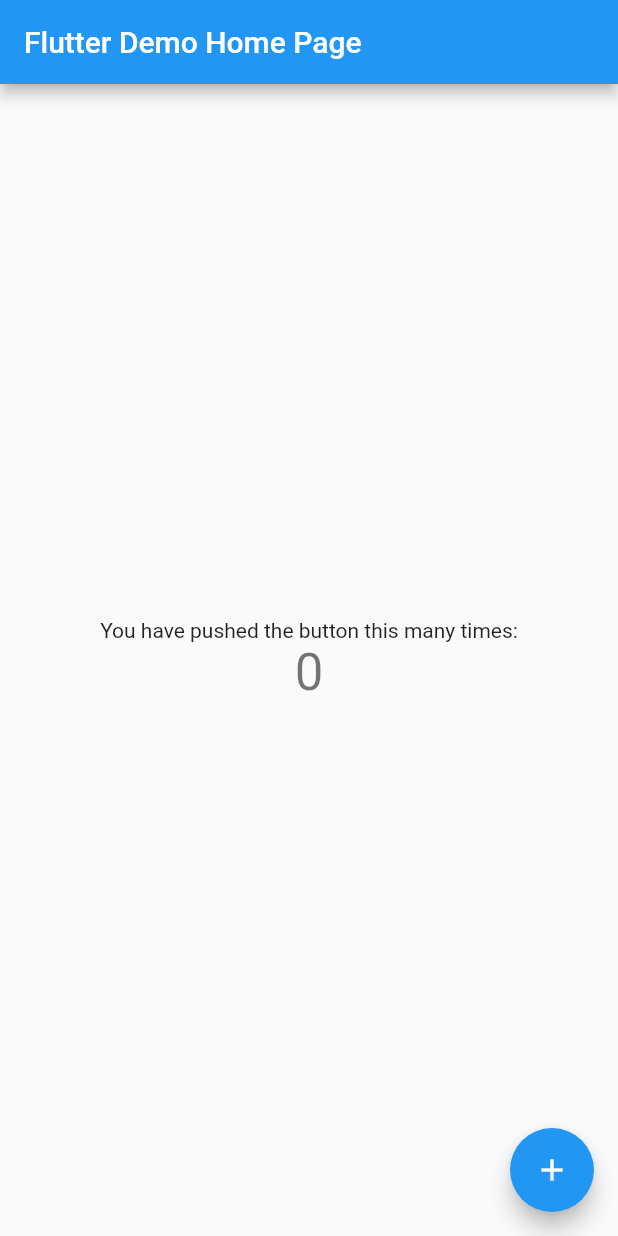
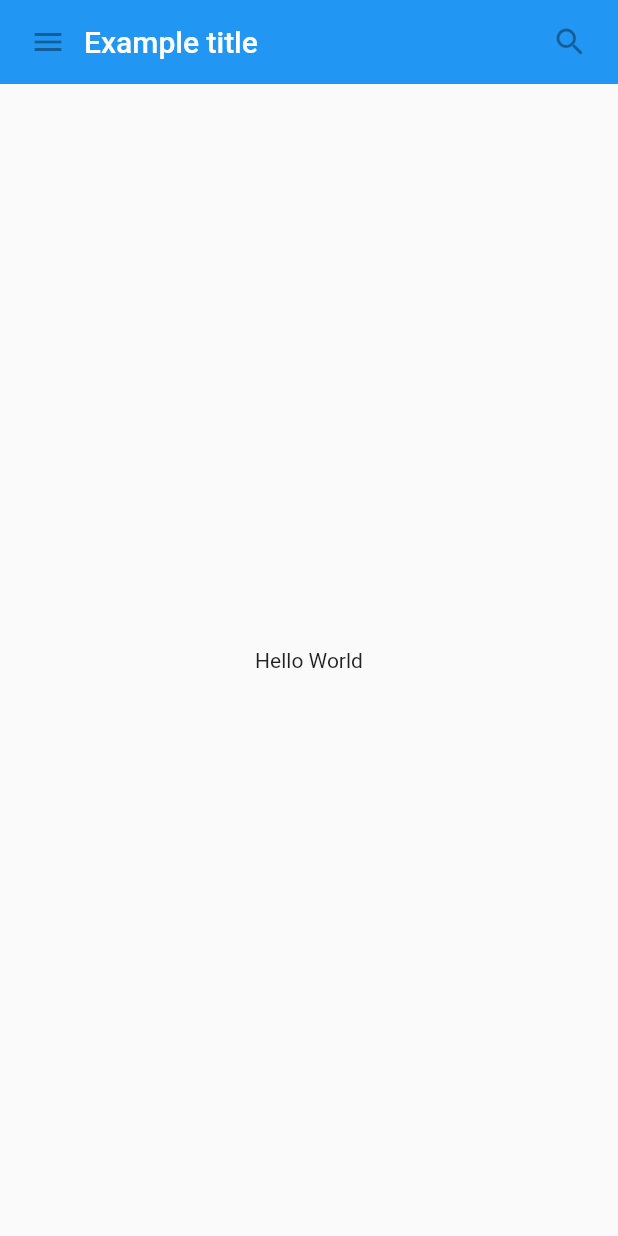
Before and after one commit to aimin987/flutter_tutorial, a Flutter app: the screen it shows after launch, on a phone screen of 412 x 824 dp. Run offline on Flutter 3.47's test engine with Material 2 defaults, Android fonts, the phone set to English and light mode, and no system bars.

Commit message:
hello world

```diff
--- /dev/null
+++ b/lib/examples/hello_world.dart
@@ -0,0 +1,59 @@
+/*
+ * File: helloworld.dart
+ * -----
+ * Description:
+ * -----
+ * Created  By: Aim 2020-02-17 22:10:41
+ * Modified By: Aim 2020-02-17 22:30:05
+ * -----
+ * HISTORY:
+ * Date      	By	Comments
+ * ----------	---	----------------------------------------------------------
+ */
+
+import 'package:flutter/material.dart';
+
+class HelloWorld extends StatelessWidget {
+  @override
+  Widget build(BuildContext context) {
+    return new Material(
+      child: new Column(
+        children: <Widget>[
+          new MyAppBar(
+              title: new Text(
+            'Example title',
+            style: Theme.of(context).primaryTextTheme.title,
+          )),
+          new Expanded(
+              child: new Center(
+            child: new Text('Hello World'),
+          ))
+        ],
+      ),
+    );
+  }
+}
+
+/// 项部
+class MyAppBar extends StatelessWidget {
+  final Widget title;
+
+  // 构造函数
+  MyAppBar({this.title});
+
+  @override
+  Widget build(BuildContext context) {
+    return new Container(
+      height: 56.0,
+      padding: const EdgeInsets.symmetric(horizontal: 8.0),
+      decoration: new BoxDecoration(color: Colors.blue[500]),
+      child: new Row(
+        children: <Widget>[
+          new IconButton(icon: new Icon(Icons.menu), onPressed: null),
+          new Expanded(child: title),
+          new IconButton(icon: new Icon(Icons.search), onPressed: null)
+        ],
+      ),
+    );
+  }
+}
--- a/lib/main.dart
+++ b/lib/main.dart
@@ -1,111 +1,7 @@
 import 'package:flutter/material.dart';
+import 'package:flutter_tutorial/examples/hello_world.dart';
 
-void main() => runApp(MyApp());
-
-class MyApp extends StatelessWidget {
-  // This widget is the root of your application.
-  @override
-  Widget build(BuildContext context) {
-    return MaterialApp(
-      title: 'Flutter Demo',
-      theme: ThemeData(
-        // This is the theme of your application.
-        //
-        // Try running your application with "flutter run". You'll see the
-        // application has a blue toolbar. Then, without quitting the app, try
-        // changing the primarySwatch below to Colors.green and then invoke
-        // "hot reload" (press "r" in the console where you ran "flutter run",
-        // or simply save your changes to "hot reload" in a Flutter IDE).
-        // Notice that the counter didn't reset back to zero; the application
-        // is not restarted.
-        primarySwatch: Colors.blue,
-      ),
-      home: MyHomePage(title: 'Flutter Demo Home Page'),
-    );
-  }
-}
-
-class MyHomePage extends StatefulWidget {
-  MyHomePage({Key key, this.title}) : super(key: key);
-
-  // This widget is the home page of your application. It is stateful, meaning
-  // that it has a State object (defined below) that contains fields that affect
-  // how it looks.
-
-  // This class is the configuration for the state. It holds the values (in this
-  // case the title) provided by the parent (in this case the App widget) and
-  // used by the build method of the State. Fields in a Widget subclass are
-  // always marked "final".
-
-  final String title;
-
-  @override
-  _MyHomePageState createState() => _MyHomePageState();
-}
-
-class _MyHomePageState extends State<MyHomePage> {
-  int _counter = 0;
-
-  void _incrementCounter() {
-    setState(() {
-      // This call to setState tells the Flutter framework that something has
-      // changed in this State, which causes it to rerun the build method below
-      // so that the display can reflect the updated values. If we changed
-      // _counter without calling setState(), then the build method would not be
-      // called again, and so nothing would appear to happen.
-      _counter++;
-    });
-  }
-
-  @override
-  Widget build(BuildContext context) {
-    // This method is rerun every time setState is called, for instance as done
-    // by the _incrementCounter method above.
-    //
-    // The Flutter framework has been optimized to make rerunning build methods
-    // fast, so that you can just rebuild anything that needs updating rather
-    // than having to individually change instances of widgets.
-    return Scaffold(
-      appBar: AppBar(
-        // Here we take the value from the MyHomePage object that was created by
-        // the App.build method, and use it to set our appbar title.
-        title: Text(widget.title),
-      ),
-      body: Center(
-        // Center is a layout widget. It takes a single child and positions it
-        // in the middle of the parent.
-        child: Column(
-          // Column is also a layout widget. It takes a list of children and
-          // arranges them vertically. By default, it sizes itself to fit its
-          // children horizontally, and tries to be as tall as its parent.
-          //
-          // Invoke "debug painting" (press "p" in the console, choose the
-          // "Toggle Debug Paint" action from the Flutter Inspector in Android
-          // Studio, or the "Toggle Debug Paint" command in Visual Studio Code)
-          // to see the wireframe for each widget.
-          //
-          // Column has various properties to control how it sizes itself and
-          // how it positions its children. Here we use mainAxisAlignment to
-          // center the children vertically; the main axis here is the vertical
-          // axis because Columns are vertical (the cross axis would be
-          // horizontal).
-          mainAxisAlignment: MainAxisAlignment.center,
-          children: <Widget>[
-            Text(
-              'You have pushed the button this many times:',
-            ),
-            Text(
-              '$_counter',
-              style: Theme.of(context).textTheme.display1,
-            ),
-          ],
-        ),
-      ),
-      floatingActionButton: FloatingActionButton(
-        onPressed: _incrementCounter,
-        tooltip: 'Increment',
-        child: Icon(Icons.add),
-      ), // This trailing comma makes auto-formatting nicer for build methods.
-    );
-  }
-}
+void main() => runApp(new MaterialApp(
+  title: 'My App',
+  home: new HelloWorld()
+));
```
